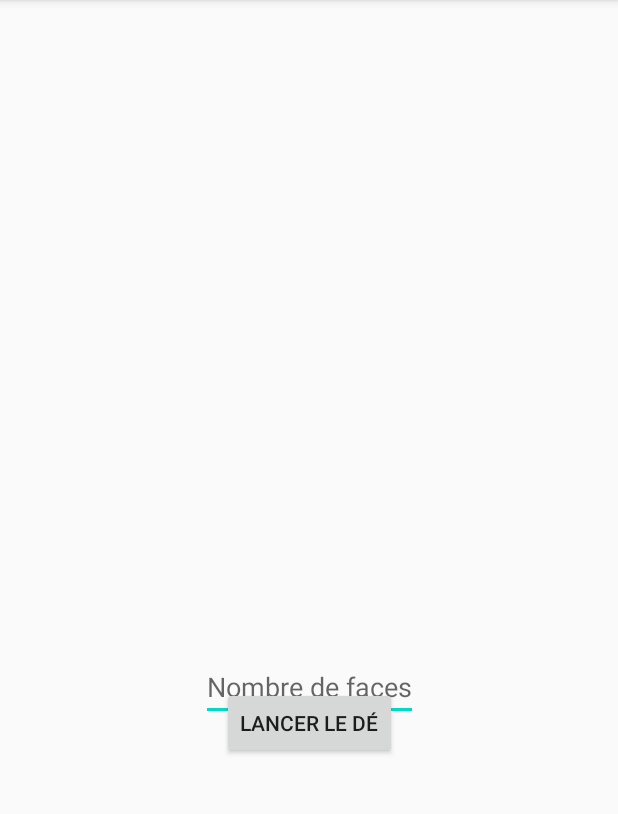
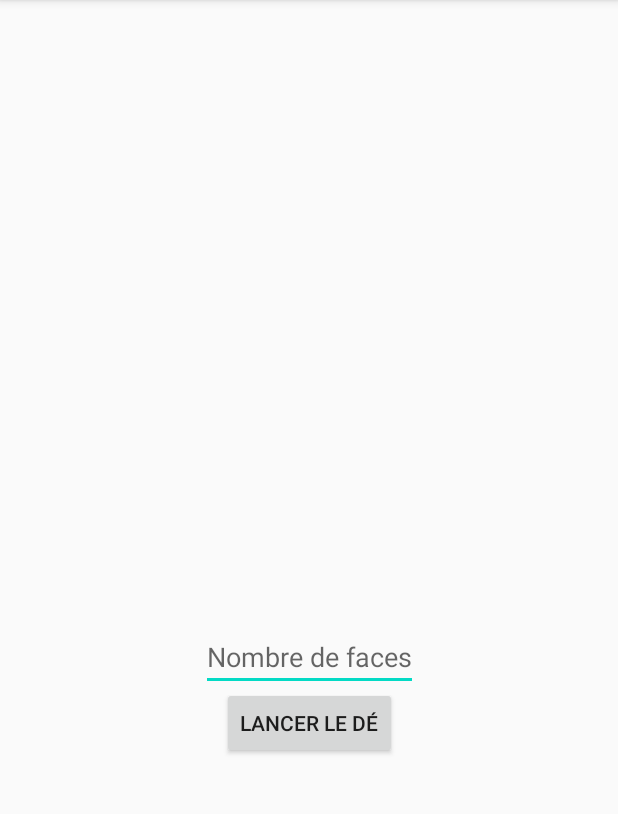
Before and after one commit to AlexPiretIng/TdAndroid_Vincent_Piret, an Android app: the screen it shows after launch (MainActivity), after a tap on "LANCER LE DÉ", on a phone screen of 412 x 824 dp, the part 84-898 px from its top. Run offline under Robolectric (Android 15) with nearby library versions, the phone set to English and light mode, and no system bars.

Commit message:
Finish : Exercice 3

```diff
--- a/TD3/app/src/main/java/com/example/diceroller/MainActivity.java
+++ b/TD3/app/src/main/java/com/example/diceroller/MainActivity.java
@@ -21,13 +21,19 @@ public class MainActivity extends AppCompatActivity {
         Button roll = (Button) findViewById(R.id.roll_button);
         final TextView roll_TextView = (TextView) findViewById(R.id.TextView_Roll);
         final TextView roll_TextView2 = (TextView) findViewById(R.id.TextView_Roll2);
+        EditText faces = (EditText) findViewById(R.id.Faces);
+        //roll.setEnabled(false);
 
 
         roll.setOnClickListener(new View.OnClickListener() {
             @Override
             public void onClick(View v) {
-                roll_TextView.setText(Random());
-                roll_TextView2.setText(Random());
+                EditText faces = (EditText) findViewById(R.id.Faces);
+                if (faces.length() != 0) {
+
+                    roll_TextView.setText(Random());
+                    roll_TextView2.setText(Random());
+                }
             }
         });
     }
--- a/TD3/app/src/main/res/layout/activity_main.xml
+++ b/TD3/app/src/main/res/layout/activity_main.xml
@@ -26,7 +26,7 @@
         app:layout_constraintRight_toRightOf="parent"
         app:layout_constraintTop_toTopOf="parent"
         android:id="@+id/TextView_Roll2"
-        android:textSize="50sp"/>
+        android:textSize="50sp" />
 
     <Button
         android:id="@+id/roll_button"
@@ -43,7 +43,6 @@
         android:layout_height="wrap_content"
         android:hint="@string/Nb_Faces"
         android:id="@+id/Faces"
-        android:layout_marginTop="40dp"
         app:layout_constraintBottom_toTopOf="@id/roll_button"
         app:layout_constraintTop_toBottomOf="@id/TextView_Roll"
         app:layout_constraintLeft_toLeftOf="parent"
```
